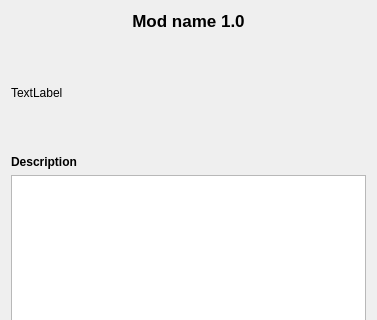
ngld/old-knossos, file ui/modinfo.ui: the form before one commit; both pictures show x 0 to 377 and y 0 to 320 of the 377 by 552 pixel window.
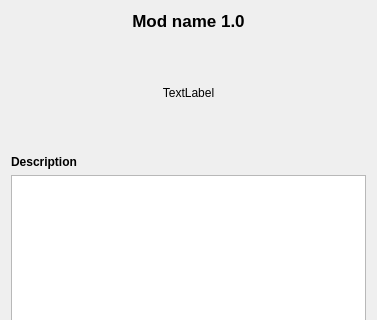
The form after the commit.

```diff
--- a/ui/modinfo.ui
+++ b/ui/modinfo.ui
@@ -39,15 +39,12 @@
        <height>112</height>
       </size>
      </property>
-     <property name="maximumSize">
-      <size>
-       <width>255</width>
-       <height>112</height>
-      </size>
-     </property>
      <property name="text">
       <string>TextLabel</string>
      </property>
+     <property name="alignment">
+      <set>Qt::AlignCenter</set>
+     </property>
     </widget>
    </item>
    <item>
```
Left out of the diff: 3 changed lines with no effect on the pictures.
